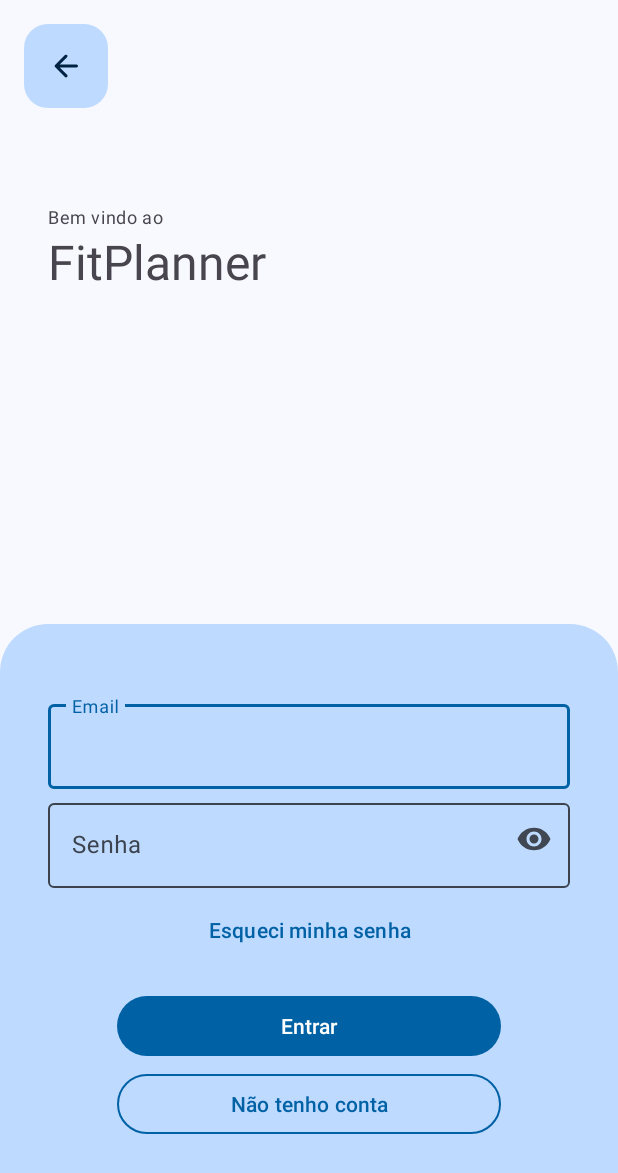
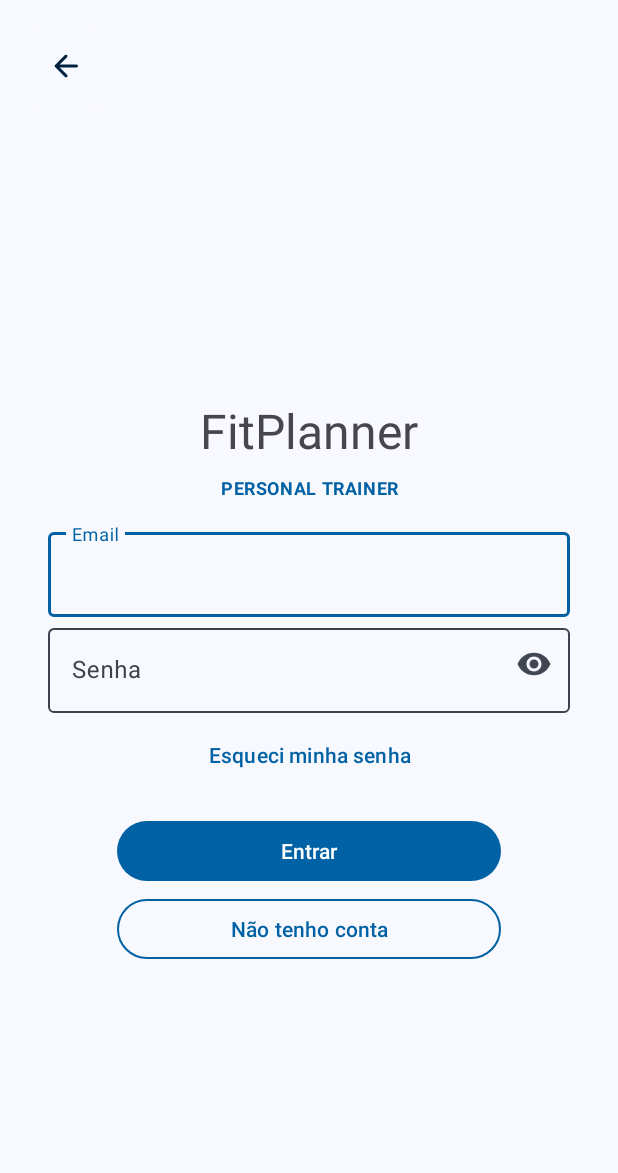
Before and after one commit to gfreiresantos95/fitplanner, an Android app: the screen it shows after launch (LoginActivity), after a tap on "Sou Personal Trainer", on a phone screen of 412 x 824 dp. Shown: the top 1173 px of the screen. Run offline under Robolectric (Android 15) with nearby library versions, the phone set to English and light mode, and no system bars.

Commit message:
Adding forgot password activity and fixing layout

```diff
--- /dev/null
+++ b/app/src/main/java/com/gabrielfreire/fitplanner/Constants.kt
@@ -0,0 +1,6 @@
+package com.gabrielfreire.fitplanner
+
+object Constants {
+
+    const val USER_TYPE = "user_type"
+}
--- a/app/src/main/java/com/gabrielfreire/fitplanner/LoginActivity.kt
+++ /dev/null
@@ -1,29 +0,0 @@
-package com.gabrielfreire.fitplanner
-
-import android.os.Bundle
-import androidx.activity.enableEdgeToEdge
-import androidx.appcompat.app.AppCompatActivity
-import androidx.core.view.ViewCompat
-import androidx.core.view.WindowInsetsCompat
-import com.gabrielfreire.fitplanner.databinding.ActivityLoginBinding
-
-class LoginActivity : AppCompatActivity() {
-
-    private lateinit var loginBinding: ActivityLoginBinding
-
-    override fun onCreate(savedInstanceState: Bundle?) {
-        super.onCreate(savedInstanceState)
-        loginBinding = ActivityLoginBinding.inflate(layoutInflater)
-        setContentView(loginBinding.root)
-
-        setListeners()
-    }
-
-    private fun setListeners() {
-        with(loginBinding) {
-            fabLoginBack.setOnClickListener {
-                finish()
-            }
-        }
-    }
-}
--- /dev/null
+++ b/app/src/main/java/com/gabrielfreire/fitplanner/UserType.kt
@@ -0,0 +1,6 @@
+package com.gabrielfreire.fitplanner
+
+enum class UserType(val type: String) {
+    STUDENT("student"),
+    PERSONAL_TRAINER("personal_trainer")
+}
--- /dev/null
+++ b/app/src/main/java/com/gabrielfreire/fitplanner/views/LoginActivity.kt
@@ -0,0 +1,118 @@
+package com.gabrielfreire.fitplanner.views
+
+import android.content.Intent
+import android.os.Bundle
+import androidx.appcompat.app.AppCompatActivity
+import com.gabrielfreire.fitplanner.Constants
+import com.gabrielfreire.fitplanner.R
+import com.gabrielfreire.fitplanner.UserType
+import com.gabrielfreire.fitplanner.databinding.ActivityLoginBinding
+import com.google.android.material.dialog.MaterialAlertDialogBuilder
+
+class LoginActivity : AppCompatActivity() {
+
+    private lateinit var loginBinding: ActivityLoginBinding
+
+    private var userType: String = ""
+
+    override fun onCreate(savedInstanceState: Bundle?) {
+        super.onCreate(savedInstanceState)
+        loginBinding = ActivityLoginBinding.inflate(layoutInflater)
+        setContentView(loginBinding.root)
+
+        getuserType()
+        initViewsAndSetListeners()
+    }
+
+    private fun getuserType() {
+        userType = if (intent.hasExtra(Constants.USER_TYPE)) {
+            intent.getStringExtra(Constants.USER_TYPE).toString()
+        } else {
+            ""
+        }
+    }
+
+    private fun initViewsAndSetListeners() {
+        with(loginBinding) {
+            tvLoginUserType.text = getUserTypeText()
+
+            fabLoginBack.setOnClickListener {
+                finish()
+            }
+
+            btnLoginForgotPassword.setOnClickListener {
+                goToForgotPassword()
+            }
+
+            btnLoginSignIn.setOnClickListener {
+
+            }
+
+            btnLoginSignUp.setOnClickListener {
+                when (userType) {
+                    UserType.STUDENT.type -> {
+                        showStudentSignUpDialog()
+                    }
+
+                    UserType.PERSONAL_TRAINER.type -> {
+
+                    }
+
+                    else -> {
+                        showGenericErrorDialog()
+                    }
+                }
+            }
+        }
+    }
+
+    private fun getUserTypeText(): String {
+        val type = when (userType) {
+            UserType.STUDENT.type -> {
+                getString(R.string.student)
+            }
+
+            UserType.PERSONAL_TRAINER.type -> {
+                getString(R.string.personal_trainer)
+            }
+
+            else -> {
+                getString(R.string.user)
+            }
+        }
+
+        return type
+    }
+
+    private fun goToForgotPassword() {
+        val intent = Intent(this@LoginActivity, ForgotPasswordActivity::class.java)
+        startActivity(intent)
+    }
+
+    private fun showStudentSignUpDialog() {
+        showOneOptionDialog(
+            getString(R.string.greeting, getString(R.string.student)),
+            getString(R.string.student_signup_message),
+            getString(R.string.positive_button_option)
+        )
+    }
+
+    private fun showGenericErrorDialog() {
+        showOneOptionDialog(
+            getString(R.string.greeting, getString(R.string.user)),
+            getString(R.string.generic_error_message),
+            getString(R.string.positive_button_option)
+        )
+    }
+
+    private fun showOneOptionDialog(title: String, message: String, buttonText: String) {
+        MaterialAlertDialogBuilder(this@LoginActivity)
+            .setTitle(title)
+            .setMessage(message)
+            .setPositiveButton(buttonText) { dialog, _ ->
+                dialog.dismiss()
+            }
+            .setCancelable(false)
+            .show()
+    }
+}
--- a/app/src/main/java/com/gabrielfreire/fitplanner/LoginOptionsActivity.kt
+++ b/app/src/main/java/com/gabrielfreire/fitplanner/views/LoginOptionsActivity.kt
@@ -1,11 +1,10 @@
-package com.gabrielfreire.fitplanner
+package com.gabrielfreire.fitplanner.views
 
 import android.content.Intent
 import android.os.Bundle
-import androidx.activity.enableEdgeToEdge
 import androidx.appcompat.app.AppCompatActivity
-import androidx.core.view.ViewCompat
-import androidx.core.view.WindowInsetsCompat
+import com.gabrielfreire.fitplanner.Constants
+import com.gabrielfreire.fitplanner.UserType
 import com.gabrielfreire.fitplanner.databinding.ActivityLoginOptionsBinding
 
 class LoginOptionsActivity : AppCompatActivity() {
@@ -17,23 +16,24 @@ class LoginOptionsActivity : AppCompatActivity() {
         loginOptionsBinding = ActivityLoginOptionsBinding.inflate(layoutInflater)
         setContentView(loginOptionsBinding.root)
 
-        setListeners()
+        initViewsAndSetListeners()
     }
 
-    private fun setListeners() {
+    private fun initViewsAndSetListeners() {
         with(loginOptionsBinding) {
             btnStudentLoginOption.setOnClickListener {
-                goToLogin()
+                goToLogin(UserType.STUDENT.type)
             }
 
             btnPersonalTrainerLoginOption.setOnClickListener {
-                goToLogin()
+                goToLogin(UserType.PERSONAL_TRAINER.type)
             }
         }
     }
 
-    private fun goToLogin() {
+    private fun goToLogin(userType: String) {
         val intent = Intent(this@LoginOptionsActivity, LoginActivity::class.java)
+        intent.putExtra(Constants.USER_TYPE, userType)
         startActivity(intent)
     }
 }
--- a/app/src/main/java/com/gabrielfreire/fitplanner/MainActivity.kt
+++ b/app/src/main/java/com/gabrielfreire/fitplanner/views/MainActivity.kt
@@ -1,10 +1,11 @@
-package com.gabrielfreire.fitplanner
+package com.gabrielfreire.fitplanner.views
 
 import android.os.Bundle
 import androidx.activity.enableEdgeToEdge
 import androidx.appcompat.app.AppCompatActivity
 import androidx.core.view.ViewCompat
 import androidx.core.view.WindowInsetsCompat
+import com.gabrielfreire.fitplanner.R
 
 class MainActivity : AppCompatActivity() {
     override fun onCreate(savedInstanceState: Bundle?) {
--- a/app/src/main/res/layout/activity_login.xml
+++ b/app/src/main/res/layout/activity_login.xml
@@ -5,14 +5,14 @@
     android:id="@+id/cl_login"
     android:layout_width="match_parent"
     android:layout_height="match_parent"
-    tools:context=".LoginActivity">
+    tools:context=".views.LoginActivity">
 
     <com.google.android.material.floatingactionbutton.FloatingActionButton
         android:id="@+id/fab_login_back"
         android:layout_width="wrap_content"
         android:layout_height="wrap_content"
         android:layout_margin="16dp"
-        app:backgroundTint="@color/md_theme_secondaryContainer"
+        app:backgroundTint="@color/md_theme_surface"
         app:elevation="0dp"
         app:layout_constraintStart_toStartOf="parent"
         app:layout_constraintTop_toTopOf="parent"
@@ -23,41 +23,43 @@
         android:id="@+id/tv_login_title"
         android:layout_width="wrap_content"
         android:layout_height="wrap_content"
-        android:layout_marginStart="32dp"
-        android:layout_marginTop="64dp"
-        android:text="@string/app_greeting"
-        android:textAlignment="center"
-        android:textAppearance="?attr/textAppearanceBodySmall"
-        app:layout_constraintStart_toStartOf="parent"
-        app:layout_constraintTop_toBottomOf="@id/fab_login_back" />
-
-    <TextView
-        android:id="@+id/tv_login_subtitle"
-        android:layout_width="wrap_content"
-        android:layout_height="wrap_content"
-        android:layout_marginStart="32dp"
+        android:layout_marginBottom="8dp"
         android:text="@string/app_name"
         android:textAlignment="center"
         android:textAppearance="?attr/textAppearanceHeadlineLarge"
-        app:layout_constraintStart_toStartOf="parent"
-        app:layout_constraintTop_toBottomOf="@id/tv_login_title" />
+        app:layout_constraintBottom_toTopOf="@id/tv_login_user_type"
+        app:layout_constraintEnd_toEndOf="parent"
+        app:layout_constraintStart_toStartOf="parent" />
+
+    <TextView
+        android:id="@+id/tv_login_user_type"
+        android:layout_width="wrap_content"
+        android:layout_height="wrap_content"
+        android:layout_marginBottom="16dp"
+        android:text="@string/student"
+        android:textAlignment="center"
+        android:textAllCaps="true"
+        android:textAppearance="?attr/textAppearanceBodySmall"
+        android:textColor="@color/md_theme_primary"
+        android:textStyle="bold"
+        app:layout_constraintBottom_toTopOf="@id/ll_login_container"
+        app:layout_constraintEnd_toEndOf="parent"
+        app:layout_constraintStart_toStartOf="parent" />
 
     <LinearLayout
         android:id="@+id/ll_login_container"
         android:layout_width="match_parent"
         android:layout_height="wrap_content"
-        android:background="@drawable/custom_rounded_borders_background"
         android:gravity="center"
         android:orientation="vertical"
-        android:paddingTop="48dp"
-        android:paddingBottom="64dp"
-        app:layout_constraintBottom_toBottomOf="parent">
+        app:layout_constraintBottom_toBottomOf="parent"
+        app:layout_constraintTop_toTopOf="parent">
 
         <com.google.android.material.textfield.TextInputLayout
             android:id="@+id/til_login_email"
             android:layout_width="wrap_content"
             android:layout_height="wrap_content"
-            android:layout_marginBottom="4dp"
+            android:layout_marginBottom="2dp"
             android:hint="@string/email"
             android:textColorHint="@color/md_theme_outline_highContrast"
             app:boxStrokeColor="@drawable/custom_text_field_stroke_color">
@@ -77,7 +79,6 @@
             android:id="@+id/til_login_password"
             android:layout_width="wrap_content"
             android:layout_height="wrap_content"
-            android:layout_marginBottom="4dp"
             android:hint="@string/password"
             android:textColorHint="@color/md_theme_outline_highContrast"
             app:boxStrokeColor="@drawable/custom_text_field_stroke_color"
@@ -94,35 +95,45 @@
 
         </com.google.android.material.textfield.TextInputLayout>
 
+    </LinearLayout>
+
     <Button
         android:id="@+id/btn_login_forgot_password"
         style="@style/Widget.Material3.Button.TextButton"
         android:layout_width="wrap_content"
         android:layout_height="wrap_content"
-            android:layout_marginBottom="16dp"
+        android:layout_marginTop="4dp"
         android:maxWidth="320dp"
         android:minWidth="256dp"
-            android:text="@string/forgot_my_password" />
+        android:text="@string/forgot_my_password"
+        app:layout_constraintEnd_toEndOf="parent"
+        app:layout_constraintStart_toStartOf="parent"
+        app:layout_constraintTop_toBottomOf="@id/ll_login_container" />
 
     <Button
         android:id="@+id/btn_login_sign_in"
         android:layout_width="wrap_content"
         android:layout_height="wrap_content"
-            android:layout_marginBottom="4dp"
+        android:layout_marginTop="16dp"
         android:maxWidth="320dp"
         android:minWidth="256dp"
-            android:text="@string/enter" />
+        android:text="@string/enter"
+        app:layout_constraintEnd_toEndOf="parent"
+        app:layout_constraintStart_toStartOf="parent"
+        app:layout_constraintTop_toBottomOf="@id/btn_login_forgot_password" />
 
     <Button
         android:id="@+id/btn_login_sign_up"
         style="?attr/materialButtonOutlinedStyle"
         android:layout_width="wrap_content"
         android:layout_height="wrap_content"
+        android:layout_marginTop="4dp"
         android:maxWidth="320dp"
         android:minWidth="256dp"
         android:text="@string/dont_have_an_account"
+        app:layout_constraintEnd_toEndOf="parent"
+        app:layout_constraintStart_toStartOf="parent"
+        app:layout_constraintTop_toBottomOf="@id/btn_login_sign_in"
         app:strokeColor="@drawable/custom_outlined_button_stroke_color" />
 
-    </LinearLayout>
-
 </androidx.constraintlayout.widget.ConstraintLayout>
--- a/app/src/main/res/layout/activity_main.xml
+++ b/app/src/main/res/layout/activity_main.xml
@@ -5,7 +5,7 @@
     android:id="@+id/main"
     android:layout_width="match_parent"
     android:layout_height="match_parent"
-    tools:context=".MainActivity">
+    tools:context=".views.MainActivity">
 
     <TextView
         android:layout_width="wrap_content"
--- a/app/src/main/res/values-night/themes.xml
+++ b/app/src/main/res/values-night/themes.xml
@@ -46,5 +46,7 @@
         <item name="colorSurfaceContainer">@color/md_theme_surfaceContainer</item>
         <item name="colorSurfaceContainerHigh">@color/md_theme_surfaceContainerHigh</item>
         <item name="colorSurfaceContainerHighest">@color/md_theme_surfaceContainerHighest</item>
+
+        <item name="android:statusBarColor">@color/md_theme_primary</item>
     </style>
 </resources>
--- a/app/src/main/res/values/strings.xml
+++ b/app/src/main/res/values/strings.xml
@@ -4,9 +4,29 @@
     <string name="app_greeting">Bem vindo ao</string>
     <string name="i_am_student">Sou Aluno</string>
     <string name="i_am_personal_trainer">Sou Personal Trainer</string>
+
+    <!--    Login-->
+    <string name="student">Aluno</string>
+    <string name="personal_trainer">Personal Trainer</string>
     <string name="email">Email</string>
     <string name="password">Senha</string>
     <string name="forgot_my_password">Esqueci minha senha</string>
     <string name="enter">Entrar</string>
     <string name="dont_have_an_account">Não tenho conta</string>
+
+    <!--    Forgot Password-->
+    <string name="forgot_password_title">Recuperar Senha</string>
+    <string name="forgot_password_subtitle">Digite seu email no campo abaixo\npara recuperar a sua senha.</string>
+    <string name="recover">Recuperar</string>
+    <string name="email_sent">Email enviado!</string>
+    <string name="email_message_sent">O email de recuperação de senha foi enviado para: %1$s.\nPor favor, verifique sua caixa de entrada e, caso não encontre, verifique sua caixa de spam.</string>
+    <string name="invalid_email">Email inválido!</string>
+
+    <!--    Sign Up-->
+    <string name="student_signup_message">Atualmente, você não pode criar sua própria conta diretamente no aplicativo. Para criar sua conta, é preciso entrar em contato com o seu personal.</string>
+
+    <string name="greeting">Olá, %1$s</string>
+    <string name="positive_button_option">Ok, entendi</string>
+    <string name="user">Usuário</string>
+    <string name="generic_error_message">No momento estamos com alguns problemas, tente novamente mais tarde por favor.</string>
 </resources>
--- a/app/src/main/res/values/themes.xml
+++ b/app/src/main/res/values/themes.xml
@@ -46,5 +46,7 @@
         <item name="colorSurfaceContainer">@color/md_theme_surfaceContainer</item>
         <item name="colorSurfaceContainerHigh">@color/md_theme_surfaceContainerHigh</item>
         <item name="colorSurfaceContainerHighest">@color/md_theme_surfaceContainerHighest</item>
+
+        <item name="android:statusBarColor">@color/md_theme_primary</item>
     </style>
 </resources>
```
Also changed, not shown: app/src/main/AndroidManifest.xml (+9 -6 lines), app/src/main/java/com/gabrielfreire/fitplanner/StringExtensions.kt (added, +16 -0 lines), app/src/main/java/com/gabrielfreire/fitplanner/views/ForgotPasswordActivity.kt (added, +75 -0 lines), app/src/main/res/layout/activity_forgot_password.xml (added, +82 -0 lines), app/src/main/res/layout/activity_login_options.xml (+12 -13 lines). Lines whose indentation alone changed are shown as unchanged.
